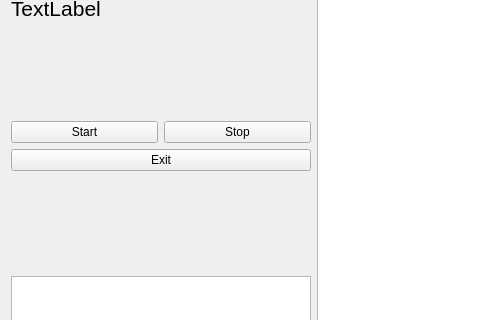
Above: widgetui.ui from docent555/oscill3 before the change; both pictures show x 0 to 480 and y 226 to 546 of the 1035 by 813 pixel window. Below: the same form after it.
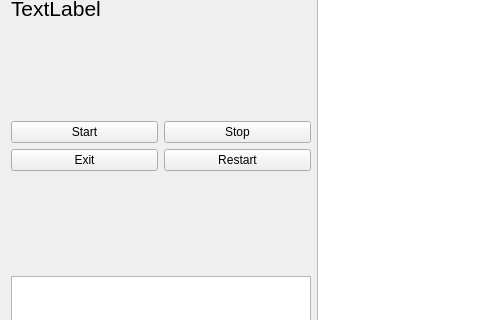
That is the form after the change. Custom widgets are drawn as their Qt base class.

What changed in the file:
```diff
--- a/widgetui.ui
+++ b/widgetui.ui
@@ -38,13 +38,6 @@
      </property>
     </widget>
    </item>
-   <item row="9" column="0" colspan="2">
-    <widget class="QPushButton" name="pushButton_Exit">
-     <property name="text">
-      <string>Exit</string>
-     </property>
-    </widget>
-   </item>
    <item row="10" column="0" colspan="2">
     <spacer name="verticalSpacer_2">
      <property name="orientation">
@@ -172,6 +165,20 @@
      </property>
     </spacer>
    </item>
+   <item row="9" column="0">
+    <widget class="QPushButton" name="pushButton_Exit">
+     <property name="text">
+      <string>Exit</string>
+     </property>
+    </widget>
+   </item>
+   <item row="9" column="1">
+    <widget class="QPushButton" name="pushButton_Reboot">
+     <property name="text">
+      <string>Restart</string>
+     </property>
+    </widget>
+   </item>
   </layout>
  </widget>
  <customwidgets>
```
